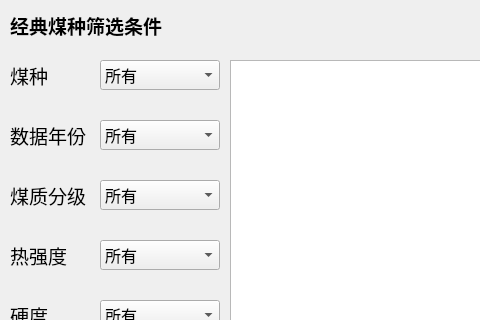
Before: the Qt Designer form classic_coal_dialog.ui in jchxu/GUI_Coal_Base, drawn with Qt 5; both pictures show x 0 to 480 and y 0 to 320 of the 1200 by 600 pixel window.
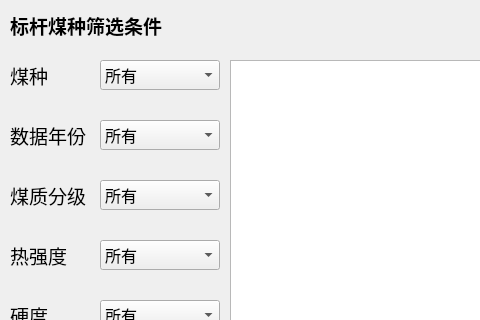
After: the same form once the commit is applied.

```diff
--- a/classic_coal_dialog.ui
+++ b/classic_coal_dialog.ui
@@ -340,7 +340,7 @@
     </font>
    </property>
    <property name="text">
-    <string>经典煤种筛选条件</string>
+    <string>标杆煤种筛选条件</string>
    </property>
   </widget>
   <widget class="QLabel" name="label_9">
```
Left out of the diff: 2 changed lines with no effect on the pictures.
